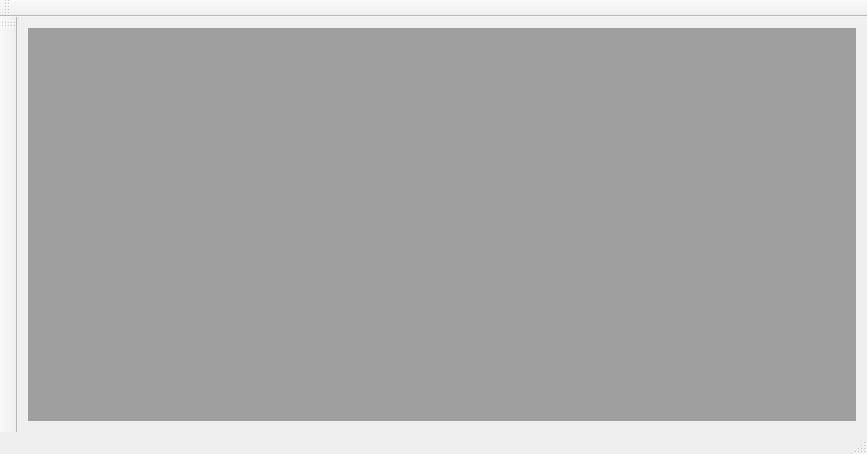
This is src/qdrawmainwindow.ui in nayyden/ZVector as Qt 5 draws it before an edit. The edited form follows.
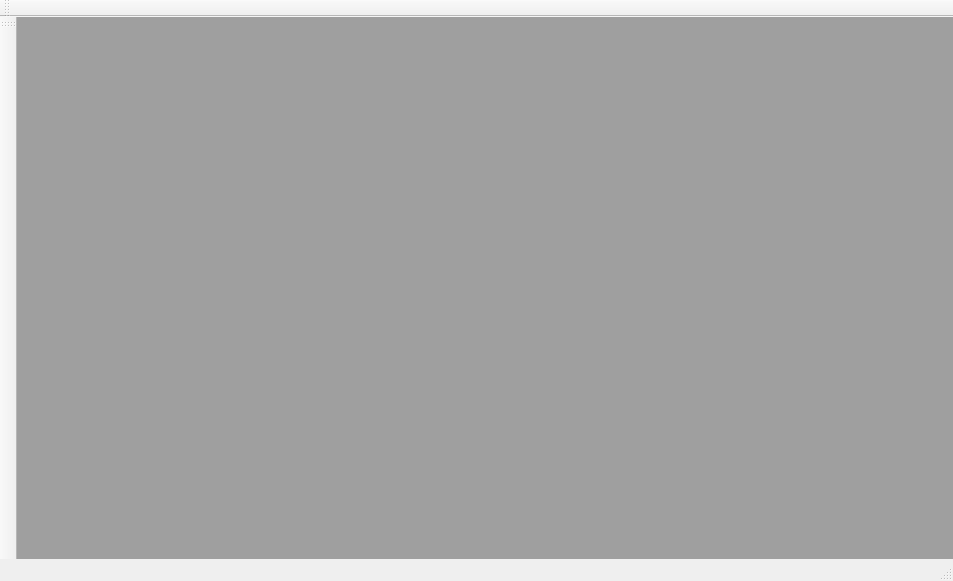
This is the edited form. Custom widgets are drawn as their Qt base class.

```diff
--- a/src/qdrawmainwindow.ui
+++ b/src/qdrawmainwindow.ui
@@ -6,8 +6,8 @@
    <rect>
     <x>0</x>
     <y>0</y>
-    <width>867</width>
-    <height>454</height>
+    <width>953</width>
+    <height>581</height>
    </rect>
   </property>
   <property name="windowTitle">
@@ -15,6 +15,12 @@
   </property>
   <widget class="QWidget" name="centralWidget">
    <layout class="QHBoxLayout" name="horizontalLayout">
+    <property name="spacing">
+     <number>0</number>
+    </property>
+    <property name="margin">
+     <number>0</number>
+    </property>
     <item>
      <widget class="QMdiArea" name="mdiArea">
       <widget class="QWidget" name="subwindow">
@@ -46,7 +52,7 @@
     <enum>LeftToolBarArea</enum>
    </attribute>
    <attribute name="toolBarBreak">
-    <bool>false</bool>
+    <bool>true</bool>
    </attribute>
   </widget>
   <widget class="QStatusBar" name="statusBar"/>
```
Left out of the diff: 26 changed lines with no effect on the pictures.
